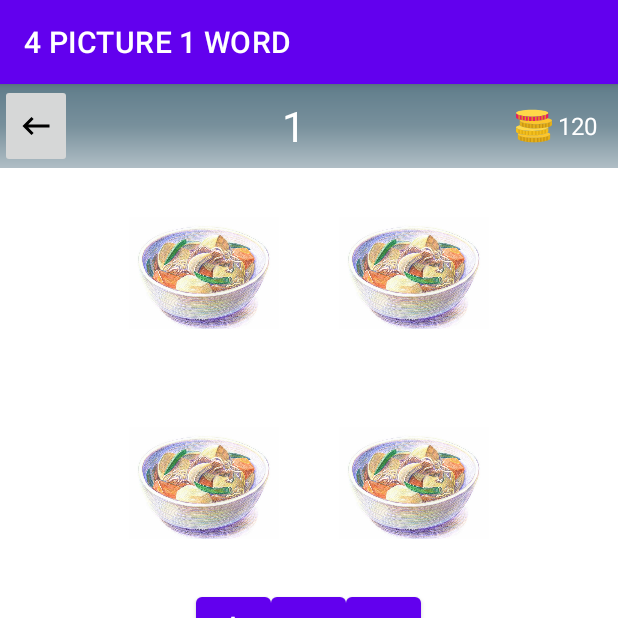
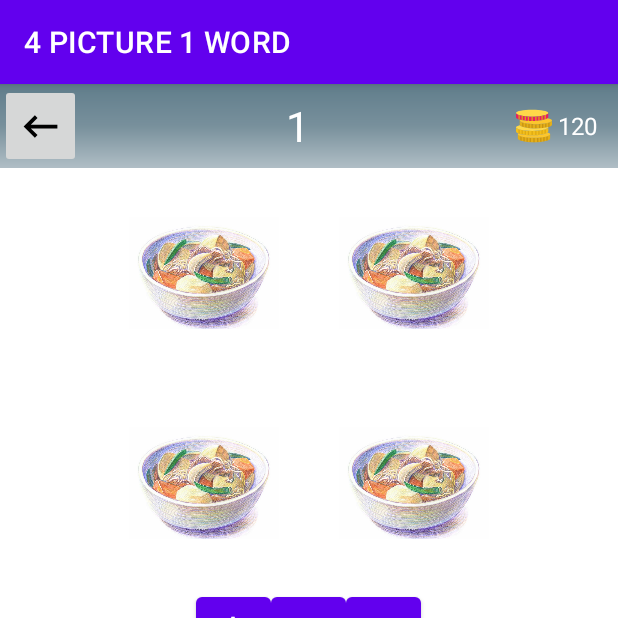
Before and after one commit to mustafo898/4pic_1word, an Android app: the screen it shows after launch (MainActivity), on a phone screen of 412 x 824 dp, the top half of it. Run offline under Robolectric (Android 15) with nearby library versions, the phone set to English and light mode, and no system bars.

Commit message:
changes on back button in Game Screen

```diff
--- a/app/src/main/res/drawable/ic_keyboard_backspace_black_24dp.xml
+++ b/app/src/main/res/drawable/ic_keyboard_backspace_black_24dp.xml
@@ -1,6 +1,6 @@
 <vector xmlns:android="http://schemas.android.com/apk/res/android"
-        android:width="24dp"
-        android:height="24dp"
+        android:width="30dp"
+        android:height="30dp"
         android:viewportWidth="24.0"
         android:viewportHeight="24.0">
     <path
```
